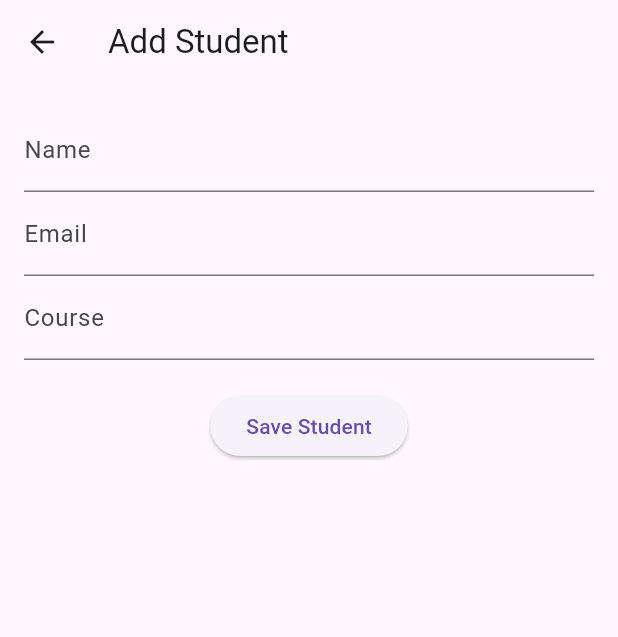
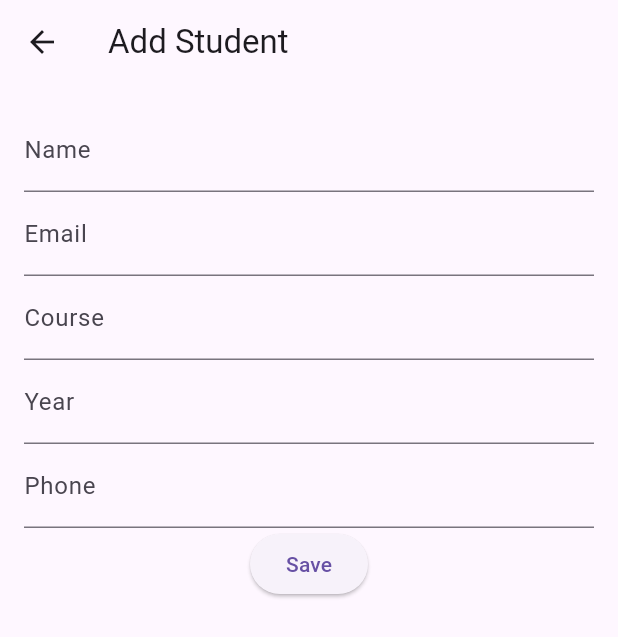
Before and after one commit to Munyorii/student_management_app, a Flutter app: the Dashboard screen opened by its route, after a tap on the "add" icon, on a phone screen of 412 x 824 dp. Shown: the top 637 px of the screen. Run offline on Flutter 3.47's test engine with Material 3 defaults, Android fonts, the phone set to English and light mode, and no system bars; our stand-ins replace sqflite; accounts and stored records are empty.

Commit message:
Added student management app updates

```diff
--- /dev/null
+++ b/lib/models/student.dart
@@ -0,0 +1,11 @@
+class Student {
+  final int? id;
+  final String name;
+  final String course;
+
+  Student({this.id, required this.name, required this.course});
+
+  factory Student.fromMap(Map<String, dynamic> map) {
+    return Student(id: map['id'], name: map['name'], course: map['course']);
+  }
+}
--- a/lib/screen/add_student.dart
+++ b/lib/screen/add_student.dart
@@ -1,54 +1,79 @@
 import 'package:flutter/material.dart';
-import '../data.dart';
-import '../student.dart';
 
-class AddStudent extends StatelessWidget {
-  AddStudent({super.key});
+import '../database/database_helper.dart';
 
-  final nameController = TextEditingController();
-  final emailController = TextEditingController();
-  final courseController = TextEditingController();
+class AddStudent extends StatefulWidget {
+  const AddStudent({super.key});
+
+  @override
+  State<AddStudent> createState() => _AddStudentState();
+}
+
+class _AddStudentState extends State<AddStudent> {
+  final db = DatabaseHelper();
+
+  final name = TextEditingController();
+
+  final email = TextEditingController();
+
+  final course = TextEditingController();
+
+  final year = TextEditingController();
+
+  final phone = TextEditingController();
+
+  save() async {
+    await db.addStudent({
+      "name": name.text,
+
+      "email": email.text,
+
+      "course": course.text,
+
+      "year": year.text,
+
+      "phone": phone.text,
+    });
+
+    Navigator.pop(context);
+  }
 
   @override
   Widget build(BuildContext context) {
     return Scaffold(
-      appBar: AppBar(title: const Text("Add Student")),
+      appBar: AppBar(title: Text("Add Student")),
 
       body: Padding(
-        padding: const EdgeInsets.all(16),
+        padding: EdgeInsets.all(16),
+
         child: Column(
           children: [
             TextField(
-              controller: nameController,
-              decoration: const InputDecoration(labelText: "Name"),
+              controller: name,
+              decoration: InputDecoration(labelText: "Name"),
             ),
 
             TextField(
-              controller: emailController,
-              decoration: const InputDecoration(labelText: "Email"),
+              controller: email,
+              decoration: InputDecoration(labelText: "Email"),
             ),
 
             TextField(
-              controller: courseController,
-              decoration: const InputDecoration(labelText: "Course"),
+              controller: course,
+              decoration: InputDecoration(labelText: "Course"),
             ),
 
-            const SizedBox(height: 20),
+            TextField(
+              controller: year,
+              decoration: InputDecoration(labelText: "Year"),
+            ),
 
-            ElevatedButton(
-              onPressed: () {
-                students.add(
-                  Student(
-                    name: nameController.text,
-                    email: emailController.text,
-                    course: courseController.text,
-                  ),
-                );
+            TextField(
+              controller: phone,
+              decoration: InputDecoration(labelText: "Phone"),
+            ),
 
-                Navigator.pop(context);
-              },
-              child: const Text("Save Student"),
-            ),
+            ElevatedButton(onPressed: save, child: Text("Save")),
           ],
         ),
       ),
--- a/lib/screen/dashboard.dart
+++ b/lib/screen/dashboard.dart
@@ -1,5 +1,5 @@
 import 'package:flutter/material.dart';
-import '../data.dart';
+import '../database/database_helper.dart';
 import 'add_student.dart';
 import 'profile.dart';
 
@@ -11,27 +11,54 @@ class Dashboard extends StatefulWidget {
 }
 
 class _DashboardState extends State<Dashboard> {
+  final DatabaseHelper db = DatabaseHelper();
+
+  List<Map<String, dynamic>> students = [];
+
+  @override
+  void initState() {
+    super.initState();
+
+    loadStudents();
+  }
+
+  void loadStudents() async {
+    final data = await db.getStudents();
+
+    setState(() {
+      students = data;
+    });
+  }
+
   @override
   Widget build(BuildContext context) {
     return Scaffold(
-      appBar: AppBar(title: const Text("Student Dashboard")),
+      appBar: AppBar(title: const Text("Student Dashboard"), centerTitle: true),
 
       body: students.isEmpty
           ? const Center(child: Text("No students yet"))
           : ListView.builder(
               itemCount: students.length,
+
               itemBuilder: (context, index) {
                 final student = students[index];
 
                 return Card(
+                  margin: const EdgeInsets.all(10),
+
                   child: ListTile(
-                    leading: const Icon(Icons.person),
-                    title: Text(student.name),
-                    subtitle: Text(student.course),
+                    leading: const CircleAvatar(child: Icon(Icons.person)),
+
+                    title: Text(student['name']),
+
+                    subtitle: Text(
+                      "${student['course']} - Year ${student['year']}",
+                    ),
 
                     onTap: () {
                       Navigator.push(
                         context,
+
                         MaterialPageRoute(
                           builder: (context) => Profile(student: student),
                         ),
@@ -48,10 +75,11 @@ class _DashboardState extends State<Dashboard> {
         onPressed: () async {
           await Navigator.push(
             context,
-            MaterialPageRoute(builder: (context) => AddStudent()),
+
+            MaterialPageRoute(builder: (context) => const AddStudent()),
           );
 
-          setState(() {});
+          loadStudents();
         },
       ),
     );
--- a/lib/screen/profile.dart
+++ b/lib/screen/profile.dart
@@ -1,28 +1,35 @@
 import 'package:flutter/material.dart';
-import '../student.dart';
 
 class Profile extends StatelessWidget {
-  final Student student;
+  final Map<String, dynamic> student;
 
   const Profile({super.key, required this.student});
 
   @override
   Widget build(BuildContext context) {
     return Scaffold(
-      appBar: AppBar(title: const Text("Student Profile")),
+      appBar: AppBar(title: Text("Student Profile")),
 
       body: Padding(
-        padding: const EdgeInsets.all(16),
+        padding: EdgeInsets.all(16),
+
         child: Column(
           crossAxisAlignment: CrossAxisAlignment.start,
+
           children: [
-            Text("Name: ${student.name}"),
-            const SizedBox(height: 10),
+            Text("Name: ${student['name']}", style: TextStyle(fontSize: 18)),
 
-            Text("Email: ${student.email}"),
-            const SizedBox(height: 10),
+            Text("Email: ${student['email']}", style: TextStyle(fontSize: 18)),
 
-            Text("Course: ${student.course}"),
+            Text(
+              "Course: ${student['course']}",
+
+              style: TextStyle(fontSize: 18),
+            ),
+
+            Text("Year: ${student['year']}", style: TextStyle(fontSize: 18)),
+
+            Text("Phone: ${student['phone']}", style: TextStyle(fontSize: 18)),
           ],
         ),
       ),
--- a/lib/student.dart
+++ b/lib/student.dart
@@ -1,7 +1,27 @@
 class Student {
+  int? id;
+
   String name;
+
   String email;
+
   String course;
 
-  Student({required this.name, required this.email, required this.course});
+  String year;
+
+  String phone;
+
+  Student({
+    this.id,
+
+    required this.name,
+
+    required this.email,
+
+    required this.course,
+
+    required this.year,
+
+    required this.phone,
+  });
 }
```
Also changed, not shown: lib/database/database_helper.dart (added, +124 -0 lines), lib/main.dart (+14 -8 lines), lib/models/attendance .dart (added, +19 -0 lines), lib/models/user.dart (added, +9 -0 lines), lib/screen/login_screen.dart (+37 -14 lines), lib/screen/registration_screen.dart (+43 -17 lines), pubspec.yaml (+30 -65 lines), pubspec.lock, 1 other file.
